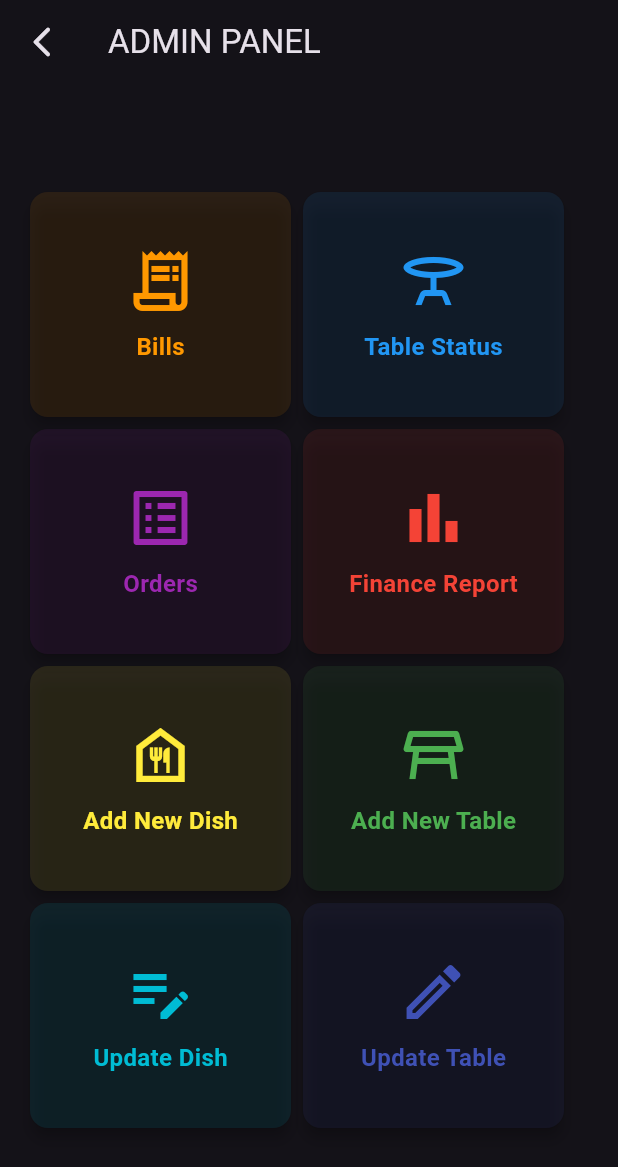
After one commit to Arpit-Mohapatra007/hotelmanagement, a Flutter app: the AdminPanel screen opened by its route, on a phone screen of 412 x 824 dp. The commit adds this screen. Shown: the top 1167 px of the screen. Run offline on Flutter 3.47's test engine with Material 3 defaults, Android fonts, the phone set to English and light mode, and no system bars; our stand-ins replace cloud_firestore, firebase_auth, firebase_core, flutter_hooks, flutter_riverpod, freezed_annotation and 2 more; accounts and stored records are empty.

Commit message:
Admin Panel SetUp

```diff
--- a/lib/core/router/route_names.dart
+++ b/lib/core/router/route_names.dart
@@ -13,5 +13,13 @@ class AppRouteNames {
   static const String accountsDashboard = 'accountsDashboard';
   static const String chefDashboard = 'chefDashboard';
   static const String inventoryDashboard = 'inventoryDashboard';
-  static const String orderDetails = 'orderDetails';
+  static const String adminPanel = 'adminPanel';
+  static const String adminAddDish = 'adminAddDish';
+  static const String adminAddTable = 'adminAddTable';
+  static const String adminUpdateDish = 'adminUpdateDish';
+  static const String adminUpdateTable = 'adminUpdateTable';
+  static const String adminOrdersView = 'adminOrdersView';
+  static const String adminBillsView = 'adminBillsView';
+  static const String adminTableStatus = 'adminTableStatus';
+  static const String adminFinanceReport = 'adminFinanceReport';
 }
--- /dev/null
+++ b/lib/features/staff/admin/views/admin_panel.dart
@@ -0,0 +1,148 @@
+import 'package:flutter/material.dart';
+import 'package:go_router/go_router.dart';
+import 'package:hotelmanagement/core/router/route_names.dart';
+
+class AdminPanel extends StatelessWidget {
+  const AdminPanel({super.key});
+
+  @override
+  Widget build(BuildContext context) {
+    final screenWidth = MediaQuery.of(context).size.width;
+    final cardWidth = screenWidth / 2 - 32;
+
+    return Scaffold(
+      appBar: AppBar(
+        title: const Text('ADMIN PANEL'),
+        leading: IconButton(
+          icon: const Icon(Icons.arrow_back_ios_new_rounded),
+          onPressed: () {
+            context.goNamed(AppRouteNames.adminDashboard);
+          },
+        ),
+      ),
+      body: Center(
+        child: Padding(
+          padding: const EdgeInsets.all(16.0),
+          child: SingleChildScrollView(
+            child: Center(
+              child: Column(
+                mainAxisAlignment: MainAxisAlignment.center,
+              children: [
+                Row(
+                  children: [
+                    _buildDashboardCard(
+                      context,
+                      icon: Icons.receipt_long_outlined,
+                      label: 'Bills',
+                      color: Colors.orange,
+                      width: cardWidth,
+                      routeName: AppRouteNames.adminBillsView),
+                    _buildDashboardCard(
+                      context,
+                      icon: Icons.table_bar_outlined,
+                      label: 'Table Status',
+                      color: Colors.blue,
+                      width: cardWidth,
+                      routeName: AppRouteNames.adminTableStatus),
+                  ],
+                ),
+                Row(
+                  children: [
+                   _buildDashboardCard(
+                      context,
+                      icon: Icons.list_alt_outlined,
+                      label: 'Orders',
+                      color: Colors.purple,
+                      width: cardWidth,
+                      routeName: AppRouteNames.adminOrdersView),
+                    _buildDashboardCard(
+                      context,
+                      icon: Icons.bar_chart_outlined,
+                      label: 'Finance Report',
+                      color: Colors.red,
+                      width: cardWidth,
+                      routeName: AppRouteNames.adminFinanceReport),
+
+                  ],
+                ),
+                Row(
+                  children: [
+                    _buildDashboardCard(
+                      context,
+                      icon: Icons.food_bank_outlined,
+                      label: 'Add New Dish',
+                      color: Colors.yellow,
+                      width: cardWidth,
+                      routeName: AppRouteNames.adminAddDish
+                      ),
+                    _buildDashboardCard(
+                      context,
+                      icon: Icons.table_restaurant_outlined,
+                      label: 'Add New Table',
+                      color: Colors.green,
+                      width: cardWidth,
+                      routeName: AppRouteNames.adminAddTable)
+                  ],
+                ),
+                Row(
+                  children: [
+                    _buildDashboardCard(
+                      context,
+                      icon: Icons.edit_note_outlined,
+                      label: 'Update Dish',
+                      color: Colors.cyan,
+                      width: cardWidth,
+                      routeName: AppRouteNames.adminUpdateDish),
+                    _buildDashboardCard(
+                      context,
+                      icon: Icons.edit_outlined,
+                      label: 'Update Table',
+                      color: Colors.indigo,
+                      width: cardWidth,
+                      routeName: AppRouteNames.adminUpdateTable)
+                  ],
+                )
+              ],),
+            ),
+          ),
+        ),
+      ),
+    );
+  }
+
+  Widget _buildDashboardCard(
+    BuildContext context, {
+    required IconData icon,
+    required String label,
+    required Color color,
+    required double width,
+    required String routeName,
+  }) {
+    return InkWell(
+      onTap: () {
+        context.goNamed(routeName);
+      },
+      borderRadius: BorderRadius.circular(12),
+      child: Card(
+        elevation: 4,
+        // ignore: deprecated_member_use
+        color: color.withOpacity(0.1),
+        shape: RoundedRectangleBorder(borderRadius: BorderRadius.circular(12)),
+        child: SizedBox(
+          width: width,
+          height: 150,
+          child: Column(
+            mainAxisAlignment: MainAxisAlignment.center,
+            children: [
+              Icon(icon, size: 48, color: color),
+              const SizedBox(height: 8),
+              Text(label,
+                  style: TextStyle(
+                      fontSize: 16, fontWeight: FontWeight.bold, color: color)),
+            ],
+          ),
+        ),
+      ),
+    );
+  }
+}
```
Also changed, not shown: lib/core/router/router.dart (+60 -5 lines), lib/features/staff/admin/views/admin_dashboard.dart (+16 -7 lines), lib/features/staff/admin/views/admin_panel/admin_add_dish.dart (added, +10 -0 lines), lib/features/staff/admin/views/admin_panel/admin_add_table.dart (added, +10 -0 lines), lib/features/staff/admin/views/admin_panel/admin_bills_view.dart (added, +256 -0 lines), lib/features/staff/admin/views/admin_panel/admin_finance_report.dart (added, +10 -0 lines), lib/features/staff/admin/views/admin_panel/admin_orders_view.dart (added, +10 -0 lines), lib/features/staff/admin/views/admin_panel/admin_table_status.dart (added, +10 -0 lines), lib/features/staff/admin/views/admin_panel/admin_update_dish.dart (added, +10 -0 lines), lib/features/staff/admin/views/admin_panel/admin_update_table.dart (added, +10 -0 lines).
